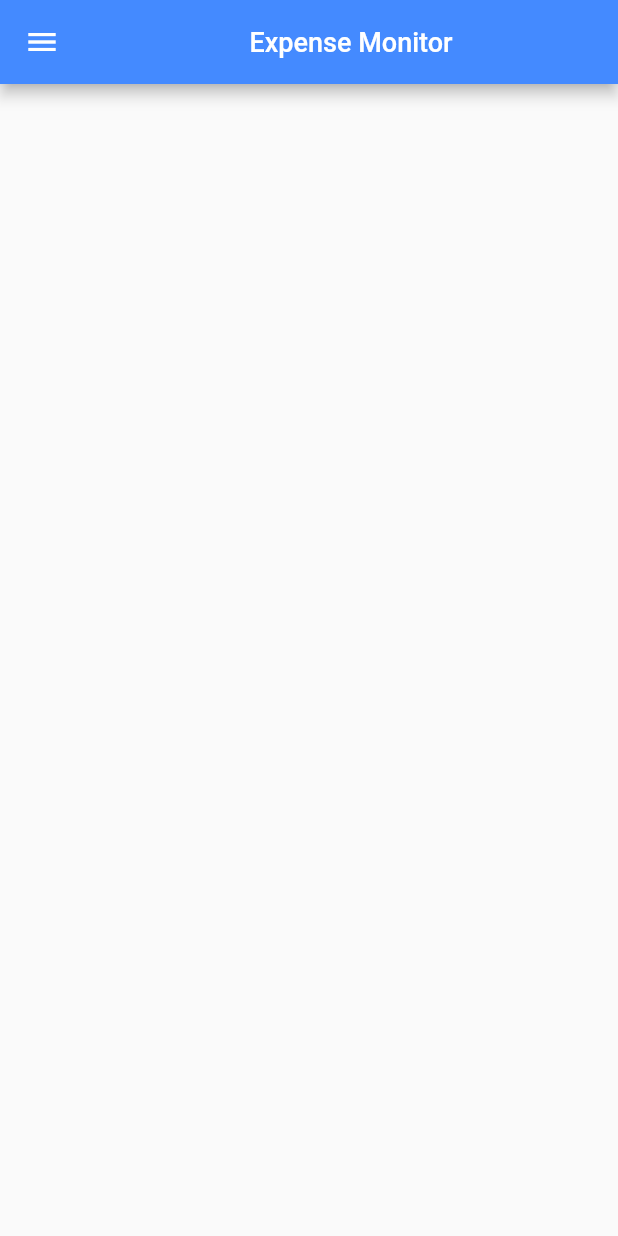
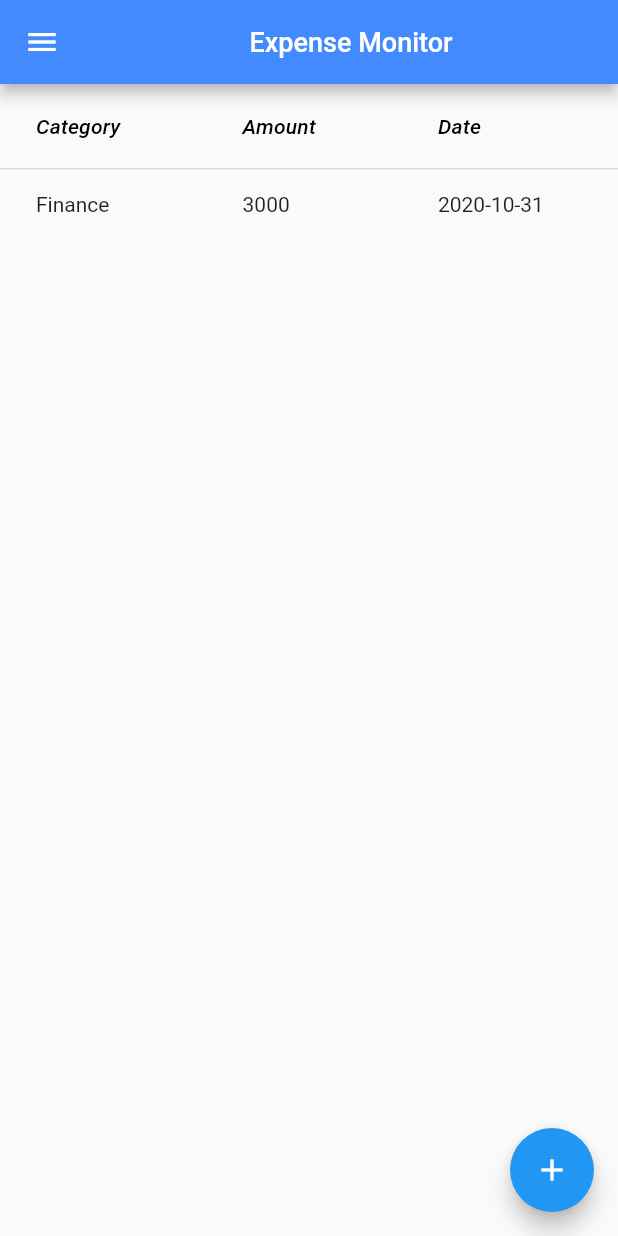
Before and after one commit to joeljohngeorge/designproject, a Flutter app: the Homepage screen opened directly, on a phone screen of 412 x 824 dp. Run offline on Flutter 3.47's test engine with Material 2 defaults, Android fonts, the phone set to English and light mode, and no system bars; our stand-ins replace fluttertoast.

Commit message:
Added DataTable

```diff
--- a/lib/screens/homepage.dart
+++ b/lib/screens/homepage.dart
@@ -1,7 +1,10 @@
 import 'package:expensemonitor/screens/analysispage.dart';
 import 'package:expensemonitor/screens/billsplitting.dart';
 import 'package:expensemonitor/screens/budgetplanning.dart';
+import 'package:expensemonitor/screens/expenseaddpage.dart';
+
 import 'package:flutter/material.dart';
+void main()=>runApp(Homepage());
 
 class Homepage extends StatefulWidget {
   @override
@@ -21,6 +24,50 @@ class _HomepageState extends State<Homepage> {
                 ))),
       ),
       drawer: Navdrawer(),
+      floatingActionButton: FloatingActionButton(
+        child:Icon(Icons.add) ,
+          tooltip: "Add expense",
+          onPressed: (){
+            Navigator.push(
+          context,
+          MaterialPageRoute(builder: (context) => Expenseaddpage()),
+        );
+
+          }),
+     body:SingleChildScrollView(
+            child: Container(
+               height: 600,
+           width: MediaQuery.of(context).size.width,
+              child: DataTable(
+           columns:  <DataColumn>[
+              DataColumn(
+              label: Text(
+                'Category',
+                style: TextStyle(fontStyle: FontStyle.italic),
+              ),
+              ),
+              DataColumn(
+              label: Text(
+                'Amount',
+                style: TextStyle(fontStyle: FontStyle.italic),
+              ),
+              ),
+              DataColumn(
+              label: Text(
+                'Date',
+                style: TextStyle(fontStyle: FontStyle.italic),
+              ),
+              ),
+          ],
+          //Sample data
+           rows:  <DataRow> [
+                    DataRow(cells: [
+                      DataCell(Text('Finance')),
+                      DataCell(Text('3000')),
+                      DataCell(Text('2020-10-31')),
+                    ]),] ),
+            ),
+     )
     );
   }
 }
@@ -42,7 +89,7 @@ class _NavdrawerState extends State<Navdrawer> {
               style: TextStyle(color: Colors.white, fontSize: 25),
             ),
           ),
-          decoration:  BoxDecoration(color: Colors.blue),
+          decoration: BoxDecoration(color: Colors.blue),
         ),
         ListTile(
           title: Text("Home"),
@@ -58,19 +105,15 @@ class _NavdrawerState extends State<Navdrawer> {
         ListTile(
           title: Text("Analysis & Review"),
           onTap: () => {
-            Navigator.push(
-              context,
-              MaterialPageRoute(builder: (context) => Analysispage())
-            )
+            Navigator.push(context,
+                MaterialPageRoute(builder: (context) => Analysispage()))
           },
         ),
         ListTile(
           title: Text("Bill splitting"),
           onTap: () => {
-            Navigator.push(
-              context,
-              MaterialPageRoute(builder: (context) => Billsplitting())
-            )
+            Navigator.push(context,
+                MaterialPageRoute(builder: (context) => Billsplitting()))
           },
         ),
         ListTile(
```
